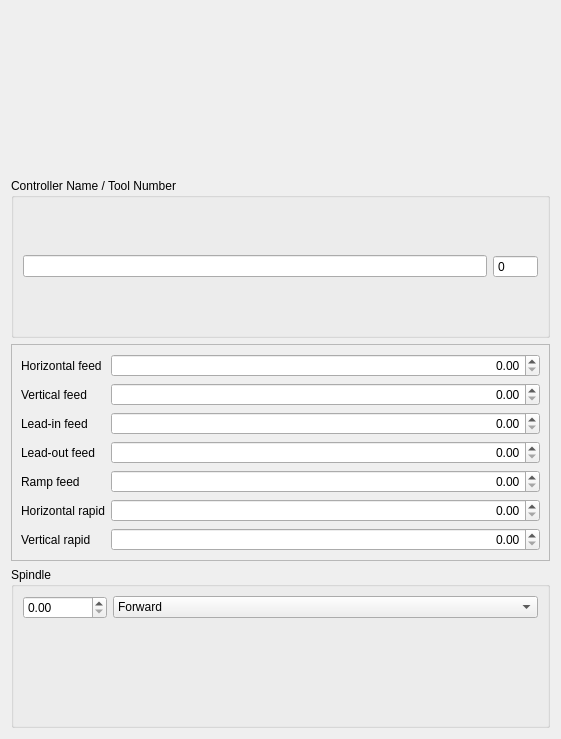
This is src/Mod/CAM/Gui/Resources/panels/ToolControllerEdit.ui in APEbbers/FreeCAD as Qt 5 draws it before an edit. The edited form follows.
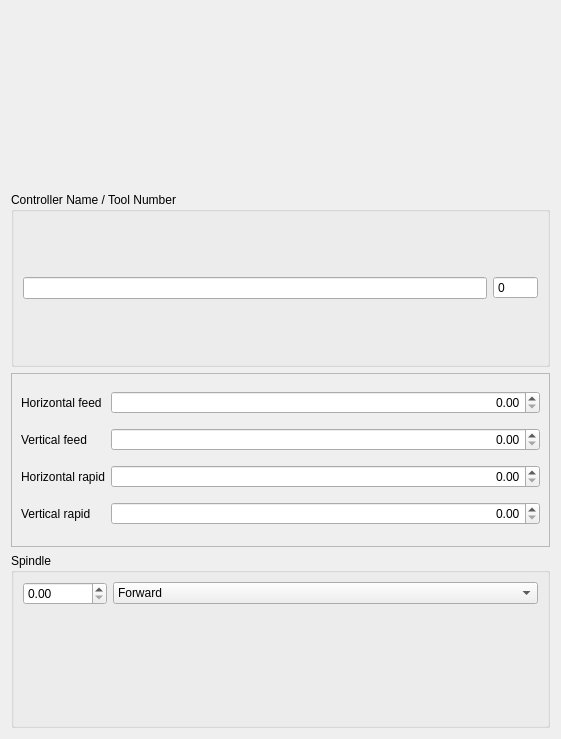
This is the edited form. Custom widgets are drawn as their Qt base class.

```diff
--- a/src/Mod/CAM/Gui/Resources/panels/ToolControllerEdit.ui
+++ b/src/Mod/CAM/Gui/Resources/panels/ToolControllerEdit.ui
@@ -117,100 +117,13 @@
        </widget>
       </item>
       <item row="2" column="0">
-       <widget class="QLabel" name="label_leadin_feed">
-        <property name="text">
-         <string>Lead-in feed</string>
-        </property>
-       </widget>
-      </item>
-      <item row="2" column="1">
-       <widget class="Gui::QuantitySpinBox" name="leadInFeed">
-        <property name="sizePolicy">
-         <sizepolicy hsizetype="MinimumExpanding" vsizetype="Fixed">
-          <horstretch>0</horstretch>
-          <verstretch>0</verstretch>
-         </sizepolicy>
-        </property>
-        <property name="alignment">
-         <set>Qt::AlignRight|Qt::AlignTrailing|Qt::AlignVCenter</set>
-        </property>
-        <property name="minimum">
-         <double>0.000000000000000</double>
-        </property>
-        <property name="maximum">
-         <double>9999999.000000000000000</double>
-        </property>
-        <property name="unit" stdset="0">
-         <string notr="true">mm/s</string>
-        </property>
-       </widget>
-      </item>
-      <item row="3" column="0">
-       <widget class="QLabel" name="label_leadOutFeed">
-        <property name="text">
-         <string>Lead-out feed</string>
-        </property>
-       </widget>
-      </item>
-      <item row="3" column="1">
-       <widget class="Gui::QuantitySpinBox" name="leadOutFeed">
-        <property name="sizePolicy">
-         <sizepolicy hsizetype="MinimumExpanding" vsizetype="Fixed">
-          <horstretch>0</horstretch>
-          <verstretch>0</verstretch>
-         </sizepolicy>
-        </property>
-        <property name="alignment">
-         <set>Qt::AlignRight|Qt::AlignTrailing|Qt::AlignVCenter</set>
-        </property>
-        <property name="minimum">
-         <double>0.000000000000000</double>
-        </property>
-        <property name="maximum">
-         <double>9999999.000000000000000</double>
-        </property>
-        <property name="unit" stdset="0">
-         <string notr="true">mm/s</string>
-        </property>
-       </widget>
-      </item>
-      <item row="4" column="0">
-       <widget class="QLabel" name="label_rampFeed">
-        <property name="text">
-         <string>Ramp feed</string>
-        </property>
-       </widget>
-      </item>
-      <item row="4" column="1">
-       <widget class="Gui::QuantitySpinBox" name="rampFeed">
-        <property name="sizePolicy">
-         <sizepolicy hsizetype="MinimumExpanding" vsizetype="Fixed">
-          <horstretch>0</horstretch>
-          <verstretch>0</verstretch>
-         </sizepolicy>
-        </property>
-        <property name="alignment">
-         <set>Qt::AlignRight|Qt::AlignTrailing|Qt::AlignVCenter</set>
-        </property>
-        <property name="minimum">
-         <double>0.000000000000000</double>
-        </property>
-        <property name="maximum">
-         <double>9999999.000000000000000</double>
-        </property>
-        <property name="unit" stdset="0">
-         <string notr="true">mm/s</string>
-        </property>
-       </widget>
-      </item>
-      <item row="5" column="0">
        <widget class="QLabel" name="label_5">
         <property name="text">
          <string>Horizontal rapid</string>
         </property>
        </widget>
       </item>
-      <item row="5" column="1">
+      <item row="2" column="1">
        <widget class="Gui::QuantitySpinBox" name="horizRapid">
         <property name="sizePolicy">
          <sizepolicy hsizetype="MinimumExpanding" vsizetype="Fixed">
@@ -232,14 +145,14 @@
         </property>
        </widget>
       </item>
-      <item row="6" column="0">
+      <item row="3" column="0">
        <widget class="QLabel" name="label_4">
         <property name="text">
          <string>Vertical rapid</string>
         </property>
        </widget>
       </item>
-      <item row="6" column="1">
+      <item row="3" column="1">
        <widget class="Gui::QuantitySpinBox" name="vertRapid">
         <property name="sizePolicy">
          <sizepolicy hsizetype="MinimumExpanding" vsizetype="Fixed">
```
